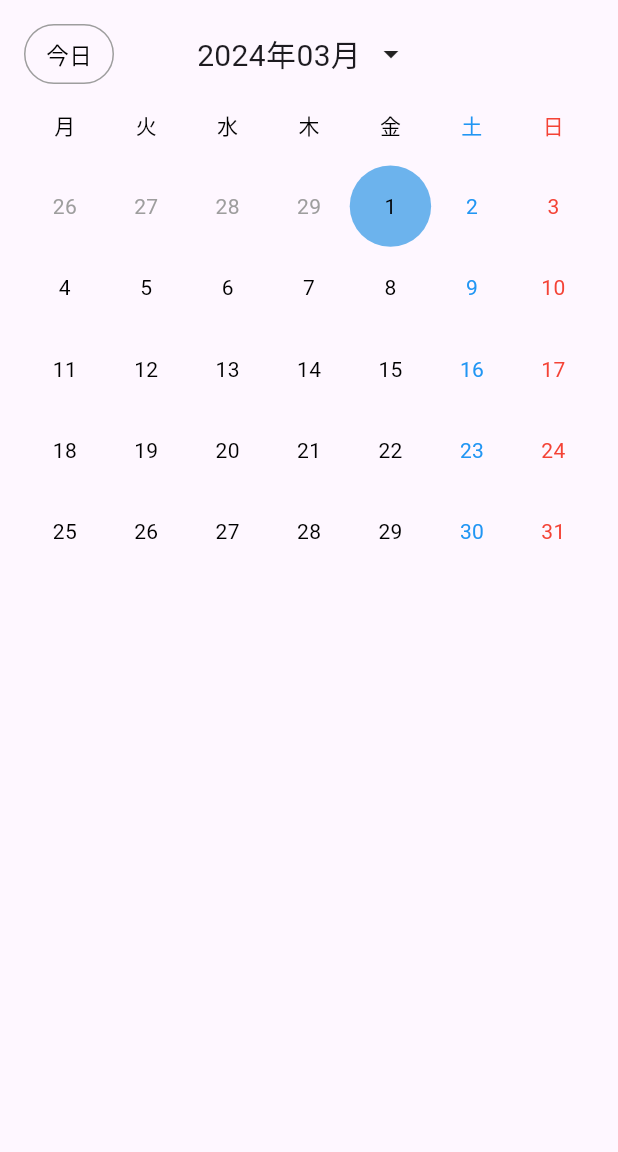
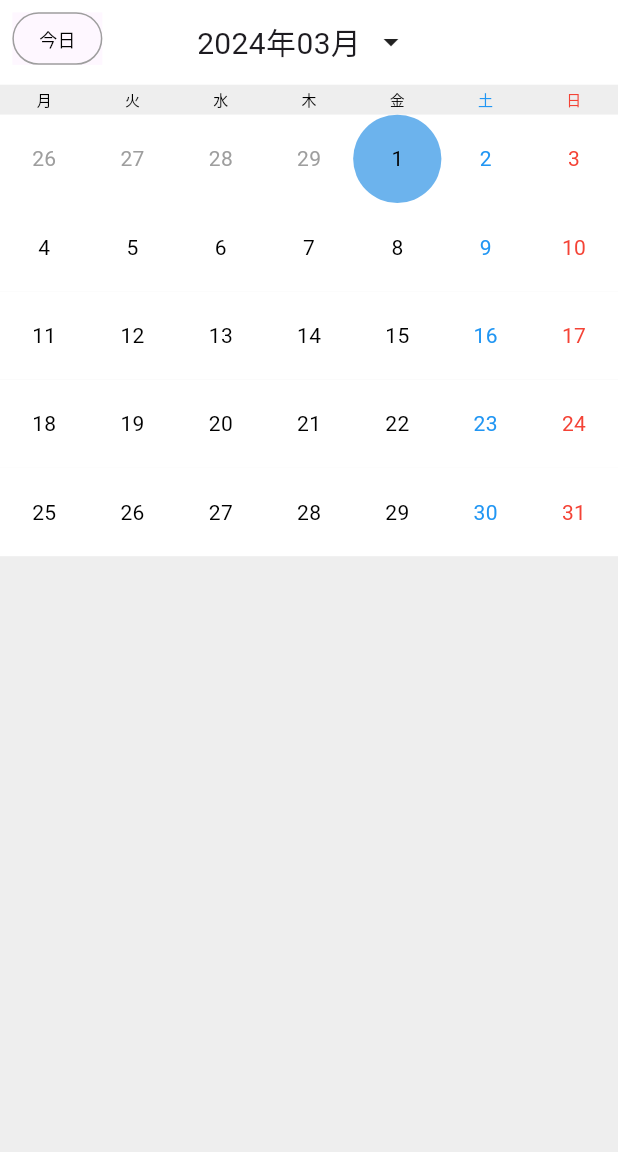
Before and after one commit to kaka0913/calender_application, a Flutter app: the screen it shows after launch, on a phone screen of 412 x 824 dp, the part 84-1236 px from its top. Run offline on Flutter 3.47's test engine with Material 3 defaults, Android fonts, the phone set to English and light mode, and no system bars; our stand-ins replace drift, flutter_datetime_picker_plus, flutter_riverpod, freezed_annotation, hooks_riverpod; missing offline and left inert: flutter_cupertino_date_picker_fork; accounts and stored records are empty; generated files the repository leaves out were written again.

Commit message:
背景をグレーに変更

```diff
--- a/lib/common/calender_controller.dart
+++ b/lib/common/calender_controller.dart
@@ -17,16 +17,29 @@ class CalendarController extends ConsumerWidget {
   Widget build(BuildContext context, WidgetRef ref) {
     final showingDateTime = ref.watch(showingDateTimeProvider);
     final showDateNotifier = ref.watch(showingDateTimeProvider.notifier);
+    final deviceWidth = MediaQuery.of(context).size.width;
 
-    return Stack(
+    return ColoredBox(
+      color: Colors.white,
+      child: Padding(
+        padding:  EdgeInsets.only(
+            top: deviceWidth * 0.02,
+            bottom: deviceWidth * 0.02,),
+        child: Stack(
           children: [
-        Material(
+            Padding(
+              padding: EdgeInsets.only(left:deviceWidth * 0.02),
+              child: Row(
+
+                children: [
+                  Center(
+                    child: Material(
                       child: InkWell(
                         onTap: () {
                           showDateNotifier.updateDate(DateTime.now());
                         },
                         child: Container(
-              height: 40,
+                          height: 35,
                           width: 60,
                           decoration: BoxDecoration(
                             borderRadius: BorderRadius.circular(20),
@@ -38,12 +51,16 @@ class CalendarController extends ConsumerWidget {
                             child: Text(
                               '今日',
                               style: TextStyle(
-                    fontSize: 15,
+                                fontSize: 12,
                                 color: Colors.black,
                               ),
                             ),
                           ),
                         ),
+                      ),
+                    ),
+                  ),
+                ],
               ),
             ),
             Row(
@@ -86,6 +103,8 @@ class CalendarController extends ConsumerWidget {
               ],
             ),
           ],
+        ),
+      ),
     );
   }
 }
--- a/lib/common/calender_week_row.dart
+++ b/lib/common/calender_week_row.dart
@@ -17,7 +17,9 @@ class WeekRow extends ConsumerWidget {
 
   @override
   Widget build(BuildContext context, WidgetRef ref) {
-    return Row(
+    return ColoredBox(
+      color: Colors.white,
+      child: Row(
         children: List.generate(
           date!.length,
           (index) {
@@ -30,6 +32,7 @@ class WeekRow extends ConsumerWidget {
             );
           },
         ).toList(),
+      ),
     );
   }
 }
--- a/lib/common/calender_widget.dart
+++ b/lib/common/calender_widget.dart
@@ -25,7 +25,12 @@ class Calendar extends HookConsumerWidget {
 
     return Column(
       children: [
-        Row(
+        ColoredBox(
+          color: Colors.white,
+          child: Container(
+            color: Colors.grey[200],
+            height: 20,
+            child: Row(
               children: List.generate(
                 7,
                 (index) {
@@ -43,6 +48,7 @@ class Calendar extends HookConsumerWidget {
                                   : index == 6
                                       ? Colors.red
                                       : Colors.black,
+                            fontSize: 10,
                             ),
                           ),
                         ],
@@ -51,6 +57,8 @@ class Calendar extends HookConsumerWidget {
                   );
                 },
               ).toList(),
+            ),
+          ),
         ),
         ...calendarData.map(
           (week) {
--- a/lib/view/home_page_view.dart
+++ b/lib/view/home_page_view.dart
@@ -48,8 +48,8 @@ class HomePage extends ConsumerWidget {
         ),
       ),
       body: SizedBox.expand(
-        child: Padding(
-          padding: const EdgeInsets.all(16),
+        child: Container(
+          color: Colors.grey[200],
           child: Column(
             children: [
               const CalendarController(),
```
Lines whose indentation alone changed are shown as unchanged.
